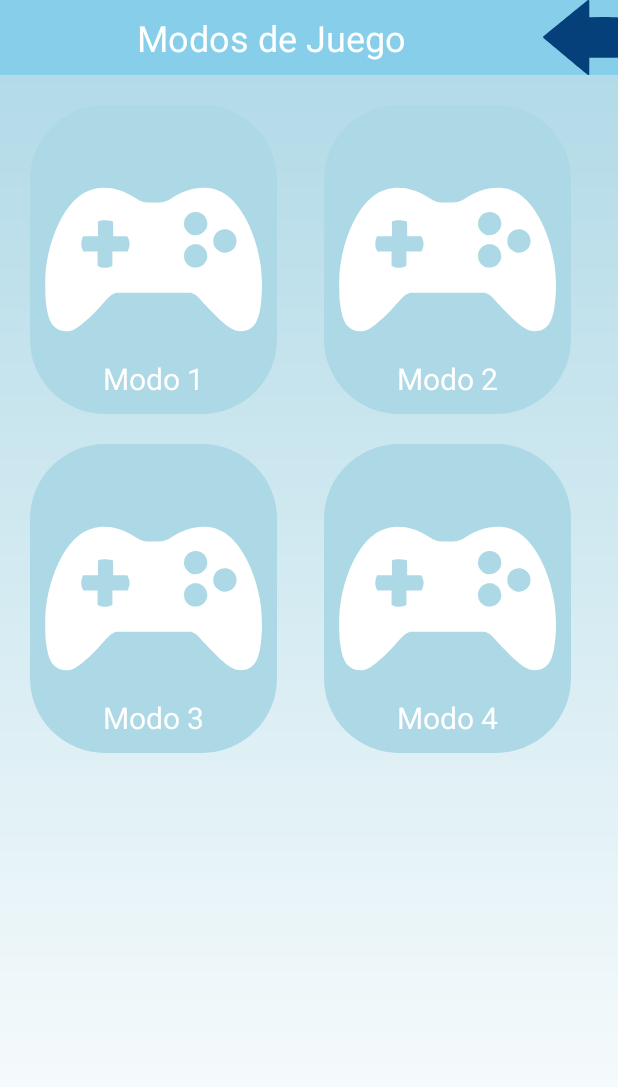
After one commit to azubillagasdam1/LinguaForge, an Android app: the JugarActivity screen opened directly, with no data from a screen before it, on a phone screen of 412 x 824 dp. The commit adds this screen. Shown: the top 1087 px of the screen. Run offline under Robolectric (Android 15) with nearby library versions, the phone set to English and light mode, and no system bars; our stand-ins replace Firebase (no records; nobody signed in at launch, a user with empty details on screens opened directly).

Commit message:
Creada diseño elegirJuego

```diff
--- a/app/src/main/AndroidManifest.xml
+++ b/app/src/main/AndroidManifest.xml
@@ -5,8 +5,7 @@
 
     <uses-permission android:name="android.permission.INTERNET" />
     <uses-permission android:name="android.permission.RECORD_AUDIO" />
-    <uses-permission android:name="android.permission.VIBRATE"/>
-
+    <uses-permission android:name="android.permission.VIBRATE" />
 
     <application
         android:allowBackup="true"
@@ -18,6 +17,9 @@
         android:supportsRtl="true"
         android:theme="@style/Theme.LinguaForge"
         tools:targetApi="31">
+        <activity
+            android:name=".activitys.JugarActivity"
+            android:exported="false" />
         <activity
             android:name=".activitys.LoginActivity"
             android:exported="true"
@@ -39,9 +41,7 @@
         <activity
             android:name=".activitys.TraductorActivity"
             android:exported="false"
-            android:screenOrientation="portrait">
-        </activity>
-
+            android:screenOrientation="portrait"></activity>
     </application>
 
 </manifest>
--- /dev/null
+++ b/app/src/main/java/com/example/linguaforge/activitys/JugarActivity.kt
@@ -0,0 +1,21 @@
+package com.example.linguaforge.activitys
+
+import android.os.Bundle
+import androidx.activity.enableEdgeToEdge
+import androidx.appcompat.app.AppCompatActivity
+import androidx.core.view.ViewCompat
+import androidx.core.view.WindowInsetsCompat
+import com.example.linguaforge.R
+
+class JugarActivity : AppCompatActivity() {
+    override fun onCreate(savedInstanceState: Bundle?) {
+        super.onCreate(savedInstanceState)
+        enableEdgeToEdge()
+        setContentView(R.layout.activity_jugar)
+        ViewCompat.setOnApplyWindowInsetsListener(findViewById(R.id.main)) { v, insets ->
+            val systemBars = insets.getInsets(WindowInsetsCompat.Type.systemBars())
+            v.setPadding(systemBars.left, systemBars.top, systemBars.right, systemBars.bottom)
+            insets
+        }
+    }
+}
--- a/app/src/main/java/com/example/linguaforge/activitys/PalabrasActivity.kt
+++ b/app/src/main/java/com/example/linguaforge/activitys/PalabrasActivity.kt
@@ -95,10 +95,10 @@ class PalabrasActivity : AppCompatActivity() {
     }
 
     private fun irJugar() {
-        val intent = Intent(this, TraductorActivity::class.java)
+        val intent = Intent(this, JugarActivity::class.java)
         intent.putExtra("clave", clave)
         startActivity(intent)
-        finish()
+
     }
 
     private fun ponerFondo() {
--- /dev/null
+++ b/app/src/main/res/drawable/style_bloque_juego.xml
@@ -0,0 +1,4 @@
+<shape xmlns:android="http://schemas.android.com/apk/res/android">
+    <solid android:color="#ADD8E6"/>
+    <corners android:radius="50dp"/>
+</shape>
--- /dev/null
+++ b/app/src/main/res/layout/activity_jugar.xml
@@ -0,0 +1,162 @@
+<?xml version="1.0" encoding="utf-8"?>
+<androidx.constraintlayout.widget.ConstraintLayout xmlns:android="http://schemas.android.com/apk/res/android"
+    xmlns:app="http://schemas.android.com/apk/res-auto"
+    xmlns:tools="http://schemas.android.com/tools"
+    android:id="@+id/main"
+    android:layout_width="match_parent"
+    android:layout_height="match_parent"
+    android:background="@drawable/degradado_fondo"
+    tools:context=".activitys.JugarActivity">
+
+    <!-- Header -->
+    <LinearLayout
+        android:id="@+id/headerLayout"
+        android:layout_width="0dp"
+        android:layout_height="wrap_content"
+        android:background="#87CEEB"
+        android:gravity="center_vertical"
+        app:layout_constraintEnd_toEndOf="parent"
+        app:layout_constraintHeight_default="wrap"
+        app:layout_constraintStart_toStartOf="parent"
+        app:layout_constraintTop_toTopOf="parent">
+
+        <TextView
+            android:id="@+id/tituloModosJuegoTextView"
+            android:layout_width="0dp"
+            android:layout_height="wrap_content"
+            android:layout_weight="1"
+            android:gravity="center"
+            android:text="Modos de Juego"
+            android:textColor="#FFFFFF"
+            android:textSize="24sp" />
+
+        <ImageView
+            android:id="@+id/botonAtrasImageView"
+            android:layout_width="50dp"
+            android:layout_height="50dp"
+
+            android:rotation="180"
+            android:src="@drawable/svg_flecha_derecha" />
+
+    </LinearLayout>
+
+    <!-- Cuadrado 1 -->
+    <FrameLayout
+        android:id="@+id/cuadradoArribaIzquierdaFrameLayout"
+        android:layout_width="0dp"
+        android:layout_height="0dp"
+        android:background="@drawable/style_bloque_juego"
+        android:padding="10dp"
+        app:layout_constraintHeight_percent="0.25"
+        app:layout_constraintStart_toStartOf="parent"
+        app:layout_constraintTop_toBottomOf="@id/headerLayout"
+        app:layout_constraintWidth_percent="0.4"
+        android:layout_margin="20dp">
+
+        <ImageView
+            android:id="@+id/imageModo1"
+            android:layout_width="match_parent"
+            android:layout_height="match_parent"
+            android:src="@drawable/svg_jugar" />
+
+        <TextView
+            android:id="@+id/textoModo1"
+            android:layout_width="wrap_content"
+            android:layout_height="wrap_content"
+            android:layout_gravity="bottom|center_horizontal"
+            android:textSize="20dp"
+            android:textColor="#FFFFFF"
+            android:gravity="center"
+            android:text="Modo 1" />
+    </FrameLayout>
+    <!-- Cuadrado 2 -->
+    <FrameLayout
+        android:id="@+id/cuadradoArribaDerechaFrameLayout"
+        android:layout_width="0dp"
+        android:layout_height="0dp"
+        android:background="@drawable/style_bloque_juego"
+        android:padding="10dp"
+        app:layout_constraintEnd_toEndOf="parent"
+        app:layout_constraintHeight_percent="0.25"
+        app:layout_constraintStart_toEndOf="@id/cuadradoArribaIzquierdaFrameLayout"
+        app:layout_constraintTop_toBottomOf="@id/headerLayout"
+        app:layout_constraintWidth_percent="0.4"
+        android:layout_margin="20dp">
+
+        <ImageView
+            android:id="@+id/imageModo2"
+            android:layout_width="match_parent"
+            android:layout_height="match_parent"
+            android:src="@drawable/svg_jugar" />  <!-- Cambia el drawable según necesites -->
+
+        <TextView
+            android:id="@+id/textoModo2"
+            android:layout_width="wrap_content"
+            android:layout_height="wrap_content"
+            android:layout_gravity="bottom|center_horizontal"
+            android:textSize="20dp"
+            android:textColor="#FFFFFF"
+            android:gravity="center"
+            android:text="Modo 2" />  <!-- Cambia el texto según necesites -->
+    </FrameLayout>
+    <!-- Cuadrado 3 -->
+    <FrameLayout
+        android:id="@+id/cuadradoAbajoIzquierdaFrameLayout"
+        android:layout_width="0dp"
+        android:layout_height="0dp"
+        android:background="@drawable/style_bloque_juego"
+        android:padding="10dp"
+        app:layout_constraintHeight_percent="0.25"
+        app:layout_constraintStart_toStartOf="parent"
+        app:layout_constraintTop_toBottomOf="@id/cuadradoArribaIzquierdaFrameLayout"
+        app:layout_constraintWidth_percent="0.4"
+        android:layout_margin="20dp">
+
+        <ImageView
+            android:id="@+id/imageModo3"
+            android:layout_width="match_parent"
+            android:layout_height="match_parent"
+            android:src="@drawable/svg_jugar" />  <!-- Ajusta el drawable -->
+
+        <TextView
+            android:id="@+id/textoModo3"
+            android:layout_width="wrap_content"
+            android:layout_height="wrap_content"
+            android:layout_gravity="bottom|center_horizontal"
+            android:textSize="20dp"
+            android:textColor="#FFFFFF"
+            android:gravity="center"
+            android:text="Modo 3" />  <!-- Ajusta el texto -->
+    </FrameLayout>
+    <!-- Cuadrado 4 -->
+    <FrameLayout
+        android:id="@+id/cuadradoAbajoDerechaFrameLayout"
+        android:layout_width="0dp"
+        android:layout_height="0dp"
+        app:layout_constraintEnd_toEndOf="parent"
+        android:padding="10dp"
+        android:background="@drawable/style_bloque_juego"
+        app:layout_constraintHeight_percent="0.25"
+        app:layout_constraintStart_toEndOf="@id/cuadradoAbajoIzquierdaFrameLayout"
+        app:layout_constraintTop_toBottomOf="@id/cuadradoArribaDerechaFrameLayout"
+        app:layout_constraintWidth_percent="0.4"
+        android:layout_margin="20dp">
+
+        <ImageView
+            android:id="@+id/imageModo4"
+            android:layout_width="match_parent"
+            android:layout_height="match_parent"
+            android:src="@drawable/svg_jugar" />  <!-- Ajusta el drawable -->
+
+        <TextView
+            android:id="@+id/textoModo4"
+            android:layout_width="wrap_content"
+            android:layout_height="wrap_content"
+            android:layout_gravity="bottom|center_horizontal"
+            android:textSize="20dp"
+            android:textColor="#FFFFFF"
+            android:gravity="center"
+            android:text="Modo 4" />  <!-- Ajusta el texto -->
+    </FrameLayout>
+
+</androidx.constraintlayout.widget.ConstraintLayout>
```
